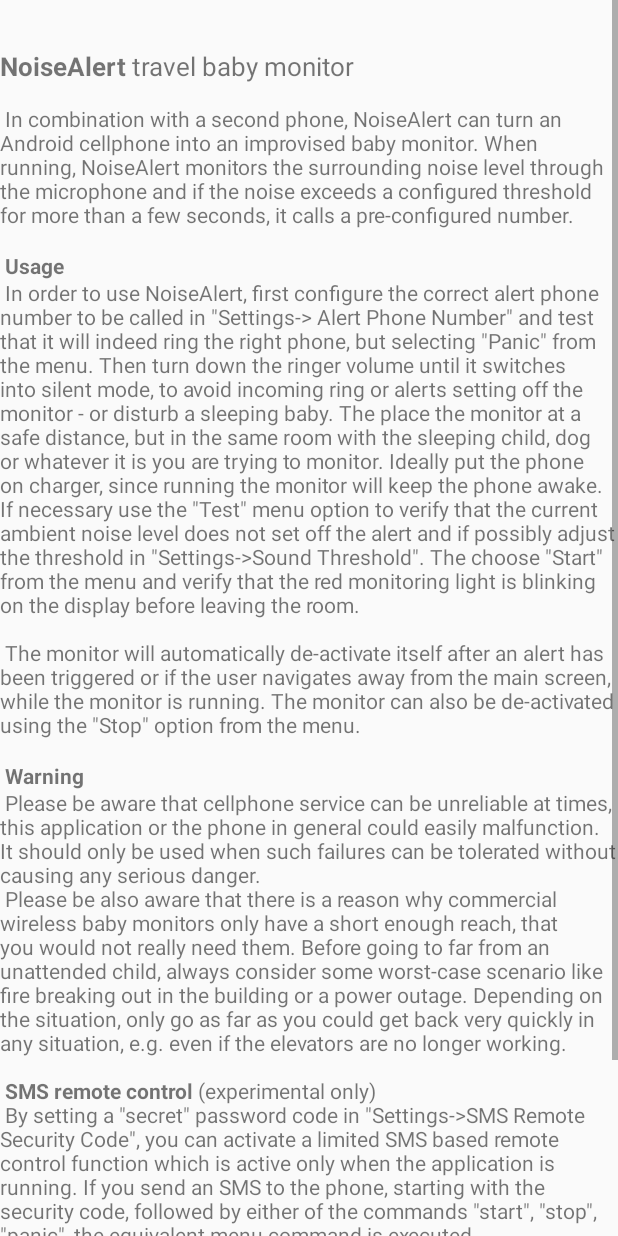
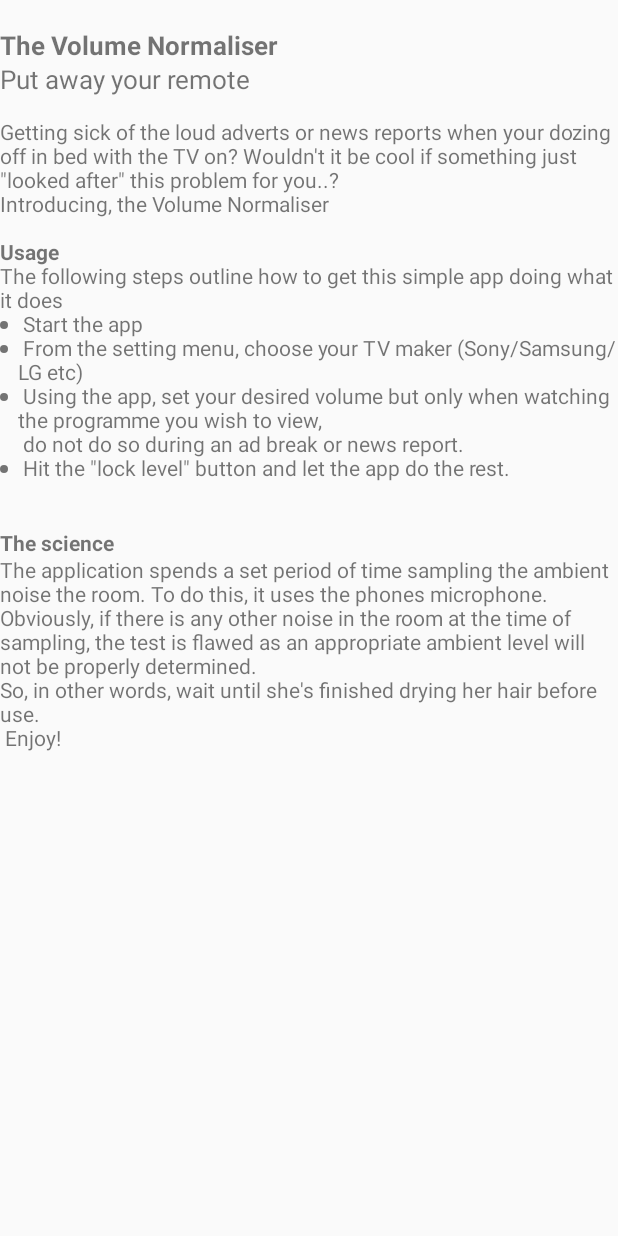
Before and after one commit to drennane/the-volume-normaliser, an Android app: the HelpActivity screen opened directly, with no data from a screen before it, on a phone screen of 412 x 824 dp. Run offline under Robolectric (Android 15) with nearby library versions, the phone set to English and light mode, and no system bars.

Commit message:
Add some help text.

```diff
--- a/app/src/main/res/values/strings.xml
+++ b/app/src/main/res/values/strings.xml
@@ -14,48 +14,19 @@
     <string name="tv_select_summary">Choose TV model you wish to control with the Volume Normaliser</string>
     <string name="ok">ok</string>
     <string name="help_title">The Volume Normaliser Help</string>
-    <string name="help_text">
-    \n
-    \n<big><b>NoiseAlert</b> travel baby monitor</big>\n
-    \n
-    In combination with a second phone, NoiseAlert can turn an Android cellphone into an improvised baby monitor.
-    When running, NoiseAlert monitors the surrounding noise level through the microphone and if the noise exceeds a
-    configured threshold for more than a few seconds, it calls a pre-configured number.\n
-    \n
-    <b>Usage</b>\n
-    In order to use NoiseAlert, first configure the correct alert phone number to be called in \"Settings->
-    Alert Phone Number\" and test that it will indeed ring the right phone, but selecting \"Panic\" from the menu.
-    Then turn down the ringer volume until it switches into silent mode, to avoid incoming ring or alerts
-    setting off the monitor - or disturb a sleeping baby. The place the monitor at a safe distance, but in the
-    same room with the sleeping child, dog or whatever it is you are trying to monitor. Ideally put the phone on
-    charger, since running the monitor will keep the phone awake. If necessary use the \"Test\" menu option to verify
-    that the current ambient noise level does not set off the alert and if possibly adjust the threshold in
-    \"Settings->Sound Threshold\". The choose \"Start\" from the menu and verify that the red monitoring light
-    is blinking on the display before leaving the room.\n
-    \n
-    The monitor will automatically de-activate itself after an alert has been triggered or if the user navigates
-    away from the main screen, while the monitor is running. The monitor can also be de-activated using the
-    \"Stop\" option from the menu.\n
-    \n
-    <b>Warning</b>\n
-    Please be aware that cellphone service can be unreliable at times, this application or the phone in general
-    could easily malfunction. It should only be used when such failures can be tolerated without causing any
-    serious danger.\n
-    Please be also aware that there is a reason why commercial wireless baby monitors only have a short enough
-    reach, that you would not really need them. Before going to far from an unattended child, always consider
-    some worst-case scenario like fire breaking out in the building or a power outage. Depending on the situation,
-    only go as far as you could get back very quickly in any situation, e.g. even if the elevators are no
-    longer working.\n
- 	\n
- 	<b>SMS remote control</b> (experimental only)\n
- 	By setting a \"secret\" password code in \"Settings->SMS Remote Security Code\", you can activate a limited
- 	SMS based remote control function which is active only when the application is running. If you send an SMS to
- 	the phone, starting with the security code, followed by either of the commands \"start\", \"stop\", \"panic\",
- 	the equivalent menu command is executed.
-    \n
-    More information, including the source code can be found at http://android-labs.googlecode.com/\n
-    \n
-    For any comments or questions please contact android@kugelfish.com\n
+    <string name="help_text">\n<big><b>The Volume Normaliser</b>\nPut away your remote</big>\n
+    \nGetting sick of the loud adverts or news reports when your dozing off in bed with the TV on?
+    Wouldn\'t it be cool if something just \"looked after\" this problem for you..?
+    \nIntroducing, the Volume Normaliser
+    \n\n<b>Usage</b>
+    \nThe following steps outline how to get this simple app doing what it does\n
+    <li>Start the app</li>\n
+    <li>From the setting menu, choose your TV maker (Sony/Samsung/LG etc)</li>\n
+    <li>Using the app, set your desired volume but only when watching the programme you wish to view,\n do not do so during an ad break or news report.</li>\n
+    <li>Hit the \"lock level\" button and let the app do the rest.</li>\n
+    \n\n<b>The science</b>\nThe application spends a set period of time sampling the ambient noise the room. To do this, it uses the phones microphone.\nObviously, if there is any other noise in the room at the time of sampling, the test is flawed as an appropriate
+    ambient level will not be properly determined. \nSo, in other words, wait until she\'s finished drying her hair before use.
+
     \n
     Enjoy!\n
     </string>
```
